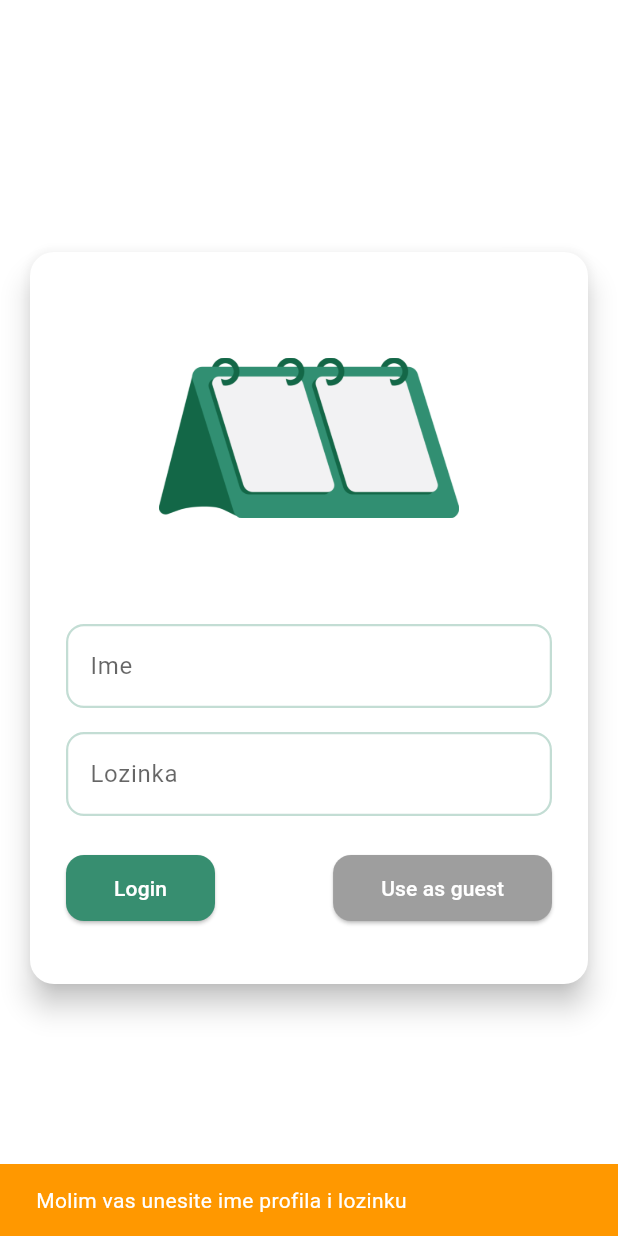
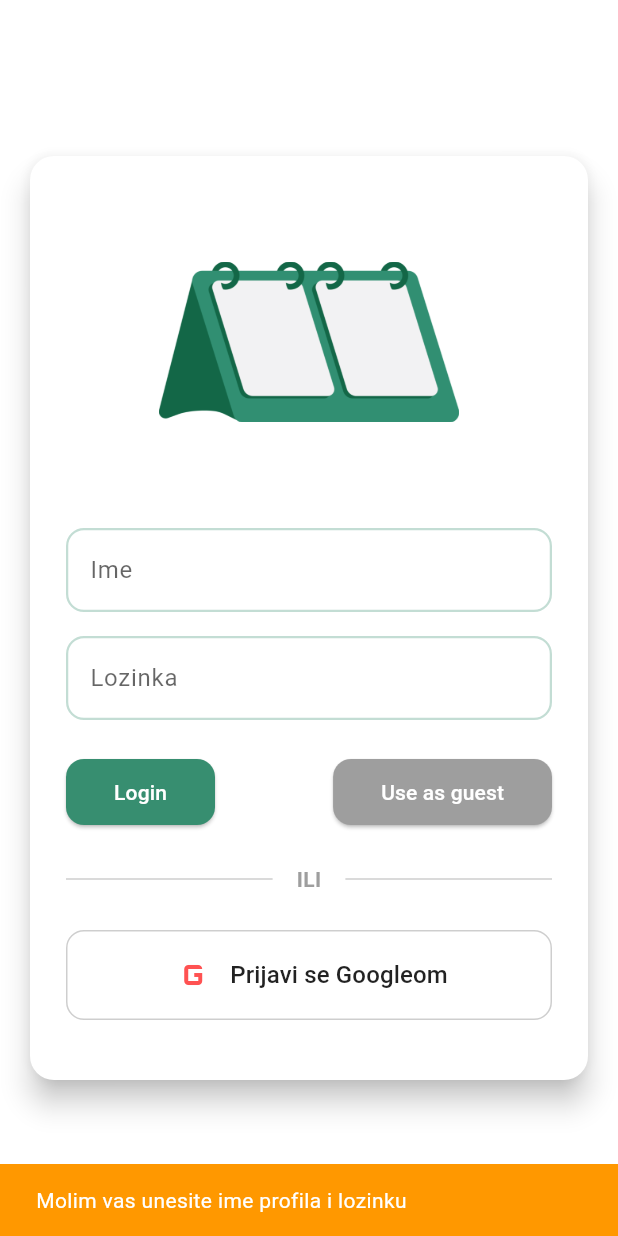
Before and after one commit to roko-barbic/Hffl_zapisnik, a Flutter app: the screen it shows after launch, after a tap on "Login", on a phone screen of 412 x 824 dp. Run offline on Flutter 3.47's test engine with Material 3 defaults, Android fonts, the phone set to English and light mode, and no system bars; drawn by our look-alikes of loader_overlay; our stand-ins replace bloc, device_info_plus, dio, equatable, file_picker, flutter_bloc and 9 more; missing offline and left inert: alh_pdf_view, permission_handler_platform_interface; network calls fail.

Commit message:
add google login

```diff
--- a/lib/cubit/auth_cubit.dart
+++ b/lib/cubit/auth_cubit.dart
@@ -1,7 +1,10 @@
+import 'dart:convert';
 import 'package:flutter/material.dart';
 import 'package:flutter_bloc/flutter_bloc.dart';
 import 'package:hffl_api/hffl_api.dart';
 import 'package:hffl_zapisnik/utility/secure_storage.dart';
+import 'package:google_sign_in/google_sign_in.dart';
+import 'package:http/http.dart' as http; // Make sure to add this package if you don't have it
 
 class AuthState {
   final bool isLoading;
@@ -16,11 +19,18 @@ class AuthState {
     this.error,
   });
 
-  AuthState copyWith({bool? isLoading, bool? isLoggedIn, String? error, bool? isGuestMode, bool? wasErrorDisplayed}) {
+  AuthState copyWith({
+    bool? isLoading,
+    bool? isLoggedIn,
+    String? error,
+    bool? isGuestMode,
+    bool? wasErrorDisplayed
+  }) {
     return AuthState(
       isLoading: isLoading ?? this.isLoading,
       isLoggedIn: isLoggedIn ?? this.isLoggedIn,
       isGuestMode: isGuestMode ?? this.isGuestMode,
+      error: error ?? this.error,
     );
   }
 }
@@ -28,7 +38,9 @@ class AuthState {
 class AuthCubit extends Cubit<AuthState> {
   final HfflApi hfflApi;
 
-  AuthCubit(this.hfflApi) : super(const AuthState()) {}
+  final GoogleSignIn _googleSignIn = GoogleSignIn.instance;
+
+  AuthCubit(this.hfflApi) : super(const AuthState());
 
   Future<void> login(String email, String password, BuildContext context) async {
     emit(state.copyWith(isLoading: true, error: null));
@@ -56,7 +68,69 @@ class AuthCubit extends Cubit<AuthState> {
         ),
       );
     }
+  }
+  Future<void> loginWithGoogle(BuildContext context) async {
+    emit(state.copyWith(isLoading: true, error: null));
 
+    try {
+      await _googleSignIn.initialize(
+        serverClientId: '869637610427-2vq4usedrukna3c99dlkdr2tk5in1sn3.apps.googleusercontent.com',
+      );
+      final GoogleSignInAccount? googleUser = await _googleSignIn.authenticate();
+
+      if (googleUser == null) {
+        emit(state.copyWith(isLoading: false));
+        return;
+      }
+
+      final GoogleSignInAuthentication googleAuth = await googleUser.authentication;
+      final String? idToken = googleAuth.idToken;
+
+      if (idToken == null) {
+        emit(state.copyWith(isLoading: false, error: 'Neuspješno dohvaćanje Google tokena.'));
+        return;
+      }
+      final response = await http.post(
+        Uri.parse('https://90d5-93-142-72-149.ngrok-free.app/api/Authentication/GoogleLogin'),
+        headers: {'Content-Type': 'application/json'},
+        body: jsonEncode({'idToken': idToken}),
+      );
+      final responseData = jsonDecode(response.body);
+
+      if (response.statusCode == 200) {
+        final String token = responseData['token'];
+        final String refreshToken = responseData['refreshToken'];
+
+        bool isAdmin = false;
+        try {
+          final parts = token.split('.');
+          if (parts.length == 3) {
+            final String payloadStr = utf8.decode(base64Url.decode(base64Url.normalize(parts[1])));
+            final Map<String, dynamic> payloadMap = jsonDecode(payloadStr);
+            isAdmin = payloadMap['IsAdmin'] == 'True';
+          }
+        } catch (e) {
+          print('Greška pri čitanju tokena: $e');
+        }
+        await SecureStorage.saveTokens(token, refreshToken);
+        if (isAdmin) {
+          emit(state.copyWith(isLoading: false, isLoggedIn: true, isGuestMode: false));
+        } else {
+          emit(state.copyWith(isLoading: false, isLoggedIn: true, isGuestMode: true));
+        }
+
+      } else {
+        emit(state.copyWith(isLoading: false, error: 'Login failed'));
+        ScaffoldMessenger.of(context).showSnackBar(SnackBar(
+          content: Text(responseData['errors']?.first ?? 'Dogodila se pogreška pri prijavi.'),
+          backgroundColor: Colors.red,
+        ));
+        await _googleSignIn.signOut();
+      }
+    } catch (e) {
+      emit(state.copyWith(isLoading: false, error: 'Pogreška: $e'));
+      try { await _googleSignIn.signOut(); } catch(_) {}
+    }
   }
 
   Future<bool> refresh() async {
@@ -78,23 +152,49 @@ class AuthCubit extends Cubit<AuthState> {
   }
 
   Future<void> logout() async {
-
+    //TODO potencijalno dodat overlay loading
+    await _googleSignIn.signOut(); // Make sure to sign out of Google too!
     await SecureStorage.deleteTokens();
-    emit(state.copyWith(isLoggedIn: false));
-    emit(state.copyWith(isGuestMode: false));
-
+    emit(state.copyWith(isLoggedIn: false, isGuestMode: false));
   }
 
   Future<void> tokenCheck() async {
-    bool isTokenSaved = await SecureStorage.isThereToken();
-    bool isGuestMode = await SecureStorage.isGuestModeOn();
-    emit(state.copyWith(isGuestMode: isGuestMode));
-    emit(state.copyWith(isLoggedIn: isTokenSaved));
+    final token = await SecureStorage.getToken();
+
+    if (token != null && token.isNotEmpty) {
+      bool isAdmin = true;
+
+      try {
+        final parts = token.split('.');
+        if (parts.length == 3) {
+          final String payloadStr = utf8.decode(base64Url.decode(base64Url.normalize(parts[1])));
+          final Map<String, dynamic> payloadMap = jsonDecode(payloadStr);
+
+          if (payloadMap.containsKey('IsAdmin')) {
+            isAdmin = payloadMap['IsAdmin'] == 'True';
+          }
+        }
+      } catch (e) {
+        print('Greška pri čitanju tokena pri pokretanju: $e');
+      }
+
+      emit(state.copyWith(
+          isLoggedIn: true,
+          isGuestMode: !isAdmin
+      ));
+    }
+    else {
+      bool isGuestMode = await SecureStorage.isGuestModeOn();
+      emit(state.copyWith(
+          isLoggedIn: false,
+          isGuestMode: isGuestMode
+      ));
+    }
   }
 
   Future<String?> getToken() async => await SecureStorage.getToken();
 
-  void loginAsGuest() async{
+  void loginAsGuest() async {
     await SecureStorage.deleteTokens();
     await SecureStorage.saveGuestMode();
     emit(state.copyWith(isGuestMode: true));
--- a/lib/screens/login_screen.dart
+++ b/lib/screens/login_screen.dart
@@ -239,6 +239,42 @@ class _LoginScreenState extends State<LoginScreen> with WidgetsBindingObserver {
                                 child: const Text('Use as guest'),
                               ),
                       ]),
+
+                      const SizedBox(height: 24),
+                      Row(
+                        children: [
+                          Expanded(child: Divider(color: Colors.grey.withOpacity(0.5), thickness: 1)),
+                          const Padding(
+                            padding: EdgeInsets.symmetric(horizontal: 16.0),
+                            child: Text('ILI', style: TextStyle(color: Colors.grey, fontWeight: FontWeight.bold)),
+                          ),
+                          Expanded(child: Divider(color: Colors.grey.withOpacity(0.5), thickness: 1)),
+                        ],
+                      ),
+
+                      const SizedBox(height: 24),
+                      SizedBox(
+                        width: double.infinity,
+                        child: OutlinedButton.icon(
+                          onPressed: state.isLoading
+                              ? null
+                              : () {
+                            context.read<AuthCubit>().loginWithGoogle(context);
+                          },
+                          icon: const Icon(Icons.g_mobiledata, size: 32, color: Colors.redAccent),
+                          label: const Text(
+                            'Prijavi se Googleom',
+                            style: TextStyle(fontSize: 16, color: Colors.black87),
+                          ),
+                          style: OutlinedButton.styleFrom(
+                            padding: const EdgeInsets.symmetric(vertical: 14),
+                            shape: RoundedRectangleBorder(
+                              borderRadius: BorderRadius.circular(12.0),
+                            ),
+                            side: BorderSide(color: Colors.grey.withOpacity(0.5)),
+                          ),
+                        ),
+                      ),
                       const SizedBox(height: 16),
                     ],
                   ),
--- a/pubspec.yaml
+++ b/pubspec.yaml
@@ -63,10 +63,11 @@ dependencies:
   lottie: ^3.1.3
   loader_overlay: ^4.0.4+1
   flutter_dotenv: ^5.2.1
-  flutter_secure_storage: ^4.2.1
+  flutter_secure_storage: ^9.0.0
   syncfusion_flutter_datagrid: ^22.2.11
   flutter_launcher_icons: ^0.14.3
   flutter_native_splash: ^2.4.0
+  google_sign_in: ^7.2.0
 
 
 dev_dependencies:
```
